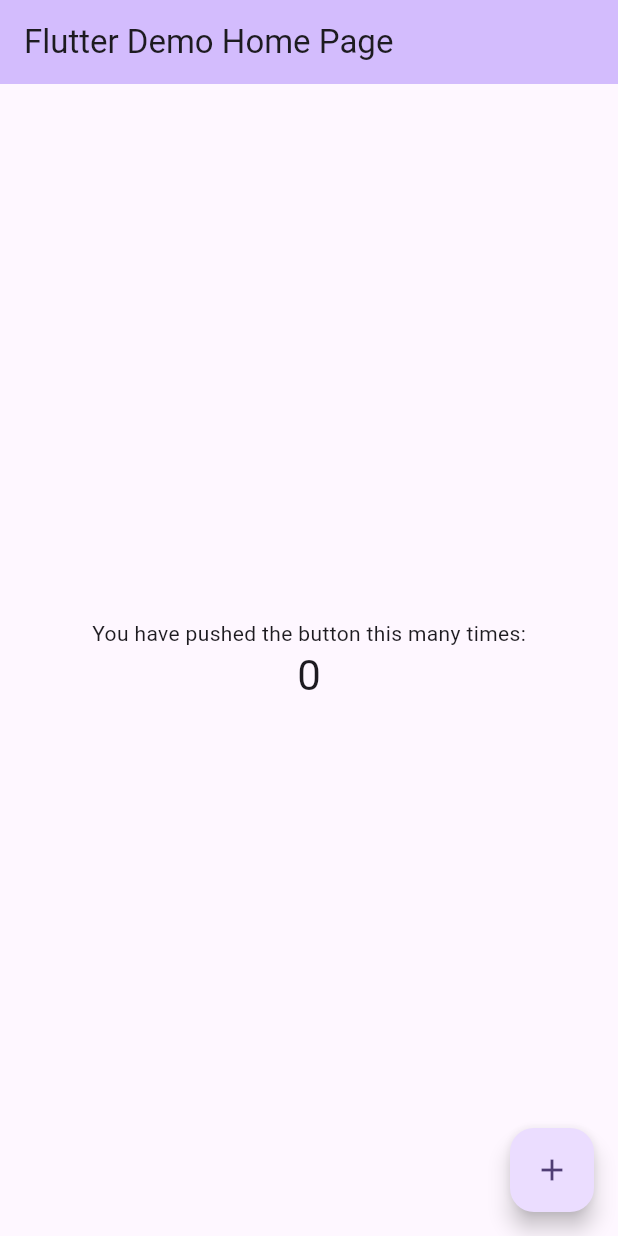
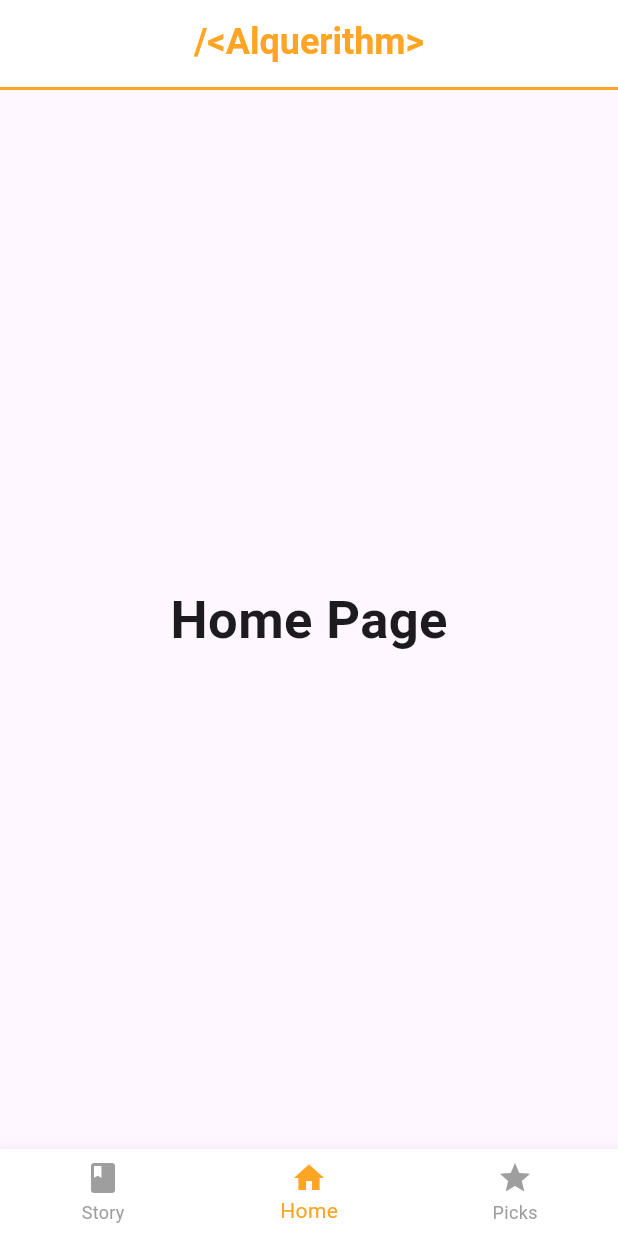
Before and after one commit to silverttthin/Alquerithm, a Flutter app: the screen it shows after launch, on a phone screen of 412 x 824 dp. Run offline on Flutter 3.47's test engine with Material 3 defaults, Android fonts, the phone set to English and light mode, and no system bars.

Commit message:
feat : create 3 tab layout and tab logic

```diff
--- a/lib/main.dart
+++ b/lib/main.dart
@@ -1,125 +1,109 @@
 import 'package:flutter/material.dart';
+import 'pages/story_page.dart';
+import 'pages/home_page.dart';
+import 'pages/picks_page.dart';
 
 void main() {
-  runApp(const MyApp());
+  runApp(MyApp());
 }
 
 class MyApp extends StatelessWidget {
-  const MyApp({super.key});
-
-  // This widget is the root of your application.
   @override
   Widget build(BuildContext context) {
     return MaterialApp(
       title: 'Flutter Demo',
       theme: ThemeData(
-        // This is the theme of your application.
-        //
-        // TRY THIS: Try running your application with "flutter run". You'll see
-        // the application has a purple toolbar. Then, without quitting the app,
-        // try changing the seedColor in the colorScheme below to Colors.green
-        // and then invoke "hot reload" (save your changes or press the "hot
-        // reload" button in a Flutter-supported IDE, or press "r" if you used
-        // the command line to start the app).
-        //
-        // Notice that the counter didn't reset back to zero; the application
-        // state is not lost during the reload. To reset the state, use hot
-        // restart instead.
-        //
-        // This works for code too, not just values: Most code changes can be
-        // tested with just a hot reload.
-        colorScheme: ColorScheme.fromSeed(seedColor: Colors.deepPurple),
-        useMaterial3: true,
+        primarySwatch: Colors.orange,
       ),
-      home: const MyHomePage(title: 'Flutter Demo Home Page'),
+      home: MyHomePage(),
     );
   }
 }
 
 class MyHomePage extends StatefulWidget {
-  const MyHomePage({super.key, required this.title});
-
-  // This widget is the home page of your application. It is stateful, meaning
-  // that it has a State object (defined below) that contains fields that affect
-  // how it looks.
-
-  // This class is the configuration for the state. It holds the values (in this
-  // case the title) provided by the parent (in this case the App widget) and
-  // used by the build method of the State. Fields in a Widget subclass are
-  // always marked "final".
-
-  final String title;
-
   @override
-  State<MyHomePage> createState() => _MyHomePageState();
+  _MyHomePageState createState() => _MyHomePageState();
 }
 
 class _MyHomePageState extends State<MyHomePage> {
-  int _counter = 0;
+  int _selectedIndex = 1;
+  final PageController _pageController = PageController(initialPage: 1);
 
-  void _incrementCounter() {
+  static final List<Widget> _pages = <Widget>[
+    StoryPage(title: 'Story Page'),
+    HomePage(title: 'Home Page'),
+    PicksPage(title: 'Picks Page'),
+  ];
+
+  void _onItemTapped(int index) {
     setState(() {
-      // This call to setState tells the Flutter framework that something has
-      // changed in this State, which causes it to rerun the build method below
-      // so that the display can reflect the updated values. If we changed
-      // _counter without calling setState(), then the build method would not be
-      // called again, and so nothing would appear to happen.
-      _counter++;
+      _selectedIndex = index;
     });
+    _pageController.animateToPage(index,
+        duration: Duration(milliseconds: 250), curve: Curves.easeInOut);
+  }
+
+  @override
+  void dispose() {
+    _pageController.dispose();
+    super.dispose();
   }
 
   @override
   Widget build(BuildContext context) {
-    // This method is rerun every time setState is called, for instance as done
-    // by the _incrementCounter method above.
-    //
-    // The Flutter framework has been optimized to make rerunning build methods
-    // fast, so that you can just rebuild anything that needs updating rather
-    // than having to individually change instances of widgets.
     return Scaffold(
       appBar: AppBar(
-        // TRY THIS: Try changing the color here to a specific color (to
-        // Colors.amber, perhaps?) and trigger a hot reload to see the AppBar
-        // change color while the other colors stay the same.
-        backgroundColor: Theme.of(context).colorScheme.inversePrimary,
-        // Here we take the value from the MyHomePage object that was created by
-        // the App.build method, and use it to set our appbar title.
-        title: Text(widget.title),
-      ),
-      body: Center(
-        // Center is a layout widget. It takes a single child and positions it
-        // in the middle of the parent.
-        child: Column(
-          // Column is also a layout widget. It takes a list of children and
-          // arranges them vertically. By default, it sizes itself to fit its
-          // children horizontally, and tries to be as tall as its parent.
-          //
-          // Column has various properties to control how it sizes itself and
-          // how it positions its children. Here we use mainAxisAlignment to
-          // center the children vertically; the main axis here is the vertical
-          // axis because Columns are vertical (the cross axis would be
-          // horizontal).
-          //
-          // TRY THIS: Invoke "debug painting" (choose the "Toggle Debug Paint"
-          // action in the IDE, or press "p" in the console), to see the
-          // wireframe for each widget.
-          mainAxisAlignment: MainAxisAlignment.center,
-          children: <Widget>[
-            const Text(
-              'You have pushed the button this many times:',
-            ),
-            Text(
-              '$_counter',
-              style: Theme.of(context).textTheme.headlineMedium,
-            ),
-          ],
+        title: Text(
+          '/<Alquerithm>',
+          style: TextStyle(
+            color: Color(0xFFFFA423),
+            fontWeight: FontWeight.bold,
+            fontSize: 24,
+          ),
+        ),
+        centerTitle: true,
+        backgroundColor: Colors.white,
+        elevation: 0,
+        bottom: PreferredSize(
+          preferredSize: Size.fromHeight(4.0),
+          child: Container(
+            color: Color(0xFFFFA423),
+            height: 2.0,
+          ),
         ),
       ),
-      floatingActionButton: FloatingActionButton(
-        onPressed: _incrementCounter,
-        tooltip: 'Increment',
-        child: const Icon(Icons.add),
-      ), // This trailing comma makes auto-formatting nicer for build methods.
+      body: PageView(
+        controller: _pageController,
+        onPageChanged: (index) {
+          setState(() {
+            _selectedIndex = index;
+          });
+        },
+        children: _pages,
+      ),
+      bottomNavigationBar: BottomNavigationBar(
+        items: const <BottomNavigationBarItem>[
+          BottomNavigationBarItem(
+            icon: Icon(Icons.book),
+            label: 'Story',
+          ),
+          BottomNavigationBarItem(
+            icon: Icon(Icons.home),
+            label: 'Home',
+          ),
+          BottomNavigationBarItem(
+            icon: Icon(Icons.star),
+            label: 'Picks',
+          ),
+        ],
+        currentIndex: _selectedIndex,
+        selectedItemColor: Color(0xFFFFA423),
+        onTap: _onItemTapped,
+        backgroundColor: Colors.white,
+        unselectedItemColor: Colors.grey,
+        selectedLabelStyle: TextStyle(color: Color(0xFFFFA423)),
+        unselectedLabelStyle: TextStyle(color: Colors.grey),
+      ),
     );
   }
 }
--- /dev/null
+++ b/lib/pages/home_page.dart
@@ -0,0 +1,22 @@
+import 'package:flutter/material.dart';
+
+class HomePage extends StatefulWidget {
+  final String title;
+
+  HomePage({required this.title});
+
+  @override
+  _HomePageState createState() => _HomePageState();
+}
+
+class _HomePageState extends State<HomePage> {
+  @override
+  Widget build(BuildContext context) {
+    return Center(
+      child: Text(
+        widget.title,
+        style: TextStyle(fontSize: 35, fontWeight: FontWeight.bold),
+      ),
+    );
+  }
+}
```
Also changed, not shown: lib/pages/picks_page.dart (added, +22 -0 lines), lib/pages/story_page.dart (added, +22 -0 lines).
